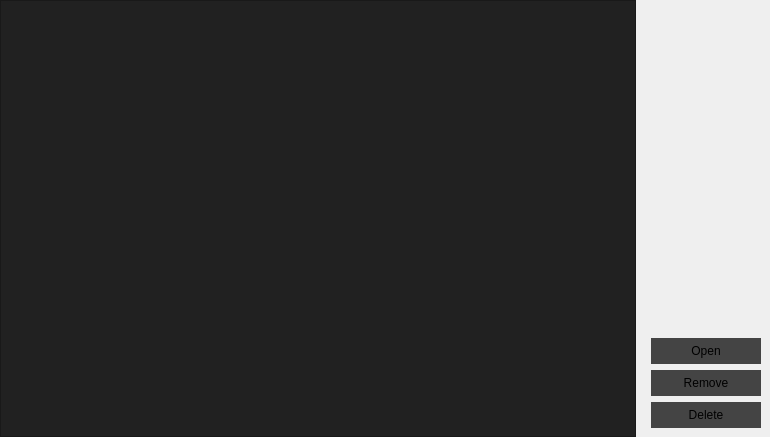
jahshaka/Studio, file src/widgets/projectmanager.ui: the form before one commit.
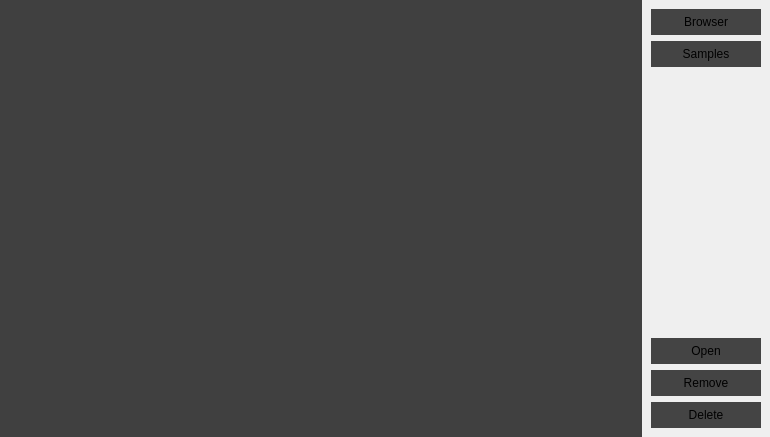
The form after the commit. The open tabs and pages were chosen to show the change.

Commit message: See tab changes, more code copying from old widget

Patch:
```diff
--- a/src/widgets/projectmanager.ui
+++ b/src/widgets/projectmanager.ui
@@ -32,7 +32,6 @@
 	background: #555;
 }
 
-/*
 QListWidget {
 	background: #404040;
 	color: #CECECE;
@@ -54,8 +53,8 @@
 	margin-right: 6px;
 	border: 4px solid #4898ff;
 	/*background: rgba(71, 151, 255, 0.3);*/
-/*} */
-/*
+}
+
 QListWidget::item:selected {
 	border: 4px solid transparent;
 	padding: 6px;
@@ -63,9 +62,7 @@
 	margin-right: 6px;
 	background: #4998ff;
 	color: #CECECE;
-}
-
-*/</string>
+}</string>
   </property>
   <layout class="QGridLayout" name="gridLayout">
    <property name="leftMargin">
@@ -80,6 +77,28 @@
    <property name="bottomMargin">
     <number>0</number>
    </property>
+   <property name="spacing">
+    <number>0</number>
+   </property>
+   <item row="0" column="0">
+    <widget class="QStackedWidget" name="stackedWidget">
+     <widget class="QWidget" name="page_3">
+      <layout class="QGridLayout" name="gridLayout_2">
+       <property name="leftMargin">
+        <number>0</number>
+       </property>
+       <property name="topMargin">
+        <number>0</number>
+       </property>
+       <property name="rightMargin">
+        <number>0</number>
+       </property>
+       <property name="bottomMargin">
+        <number>0</number>
+       </property>
+       <property name="spacing">
+        <number>0</number>
+       </property>
    <item row="0" column="0">
     <widget class="QListWidget" name="listWidget">
      <property name="sizePolicy">
@@ -88,6 +107,15 @@
        <verstretch>0</verstretch>
       </sizepolicy>
      </property>
+         <property name="frameShape">
+          <enum>QFrame::NoFrame</enum>
+         </property>
+         <property name="frameShadow">
+          <enum>QFrame::Plain</enum>
+         </property>
+         <property name="lineWidth">
+          <number>0</number>
+         </property>
      <property name="iconSize">
       <size>
        <width>256</width>
@@ -100,6 +128,60 @@
      <property name="viewMode">
       <enum>QListView::IconMode</enum>
      </property>
+        </widget>
+       </item>
+      </layout>
+     </widget>
+     <widget class="QWidget" name="page_4">
+      <layout class="QGridLayout" name="gridLayout_3">
+       <property name="leftMargin">
+        <number>0</number>
+       </property>
+       <property name="topMargin">
+        <number>0</number>
+       </property>
+       <property name="rightMargin">
+        <number>0</number>
+       </property>
+       <property name="bottomMargin">
+        <number>0</number>
+       </property>
+       <property name="spacing">
+        <number>0</number>
+       </property>
+       <item row="0" column="0">
+        <widget class="QListWidget" name="listWidget_2">
+         <property name="sizePolicy">
+          <sizepolicy hsizetype="Expanding" vsizetype="Expanding">
+           <horstretch>3</horstretch>
+           <verstretch>0</verstretch>
+          </sizepolicy>
+         </property>
+         <property name="frameShape">
+          <enum>QFrame::NoFrame</enum>
+         </property>
+         <property name="frameShadow">
+          <enum>QFrame::Plain</enum>
+         </property>
+         <property name="lineWidth">
+          <number>0</number>
+         </property>
+         <property name="iconSize">
+          <size>
+           <width>256</width>
+           <height>120</height>
+          </size>
+         </property>
+         <property name="spacing">
+          <number>0</number>
+         </property>
+         <property name="viewMode">
+          <enum>QListView::IconMode</enum>
+         </property>
+        </widget>
+       </item>
+      </layout>
+     </widget>
     </widget>
    </item>
    <item row="0" column="1">
@@ -117,6 +199,20 @@
       </size>
      </property>
      <layout class="QVBoxLayout" name="verticalLayout">
+      <item>
+       <widget class="QPushButton" name="pushButton">
+        <property name="text">
+         <string>Browser</string>
+        </property>
+       </widget>
+      </item>
+      <item>
+       <widget class="QPushButton" name="pushButton_2">
+        <property name="text">
+         <string>Samples</string>
+        </property>
+       </widget>
+      </item>
       <item>
        <spacer name="verticalSpacer">
         <property name="orientation">
```
Lines whose indentation alone changed are shown as unchanged. The commit also changes 2 other files.
